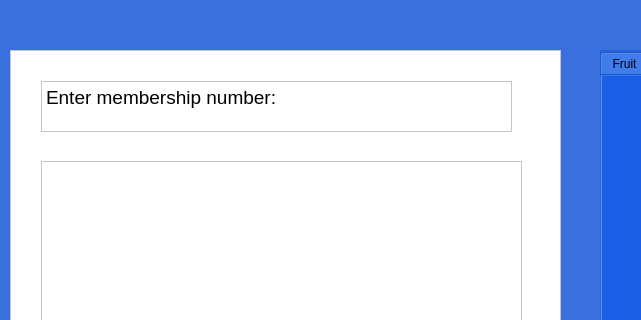
Old version of the form mainwindow.ui in the repository rbalta/BulkClubProject; both pictures show x 0 to 641 and y 0 to 320 of the 1248 by 916 pixel window.
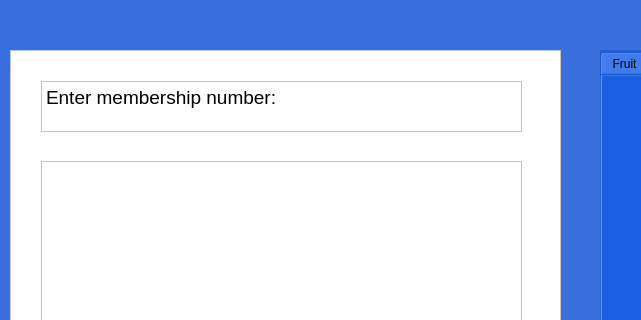
New version of the form.

Diff of the .ui file:
```diff
--- a/mainwindow.ui
+++ b/mainwindow.ui
@@ -95,7 +95,7 @@
        <rect>
         <x>30</x>
         <y>30</y>
-        <width>471</width>
+        <width>481</width>
         <height>51</height>
        </rect>
       </property>
```
